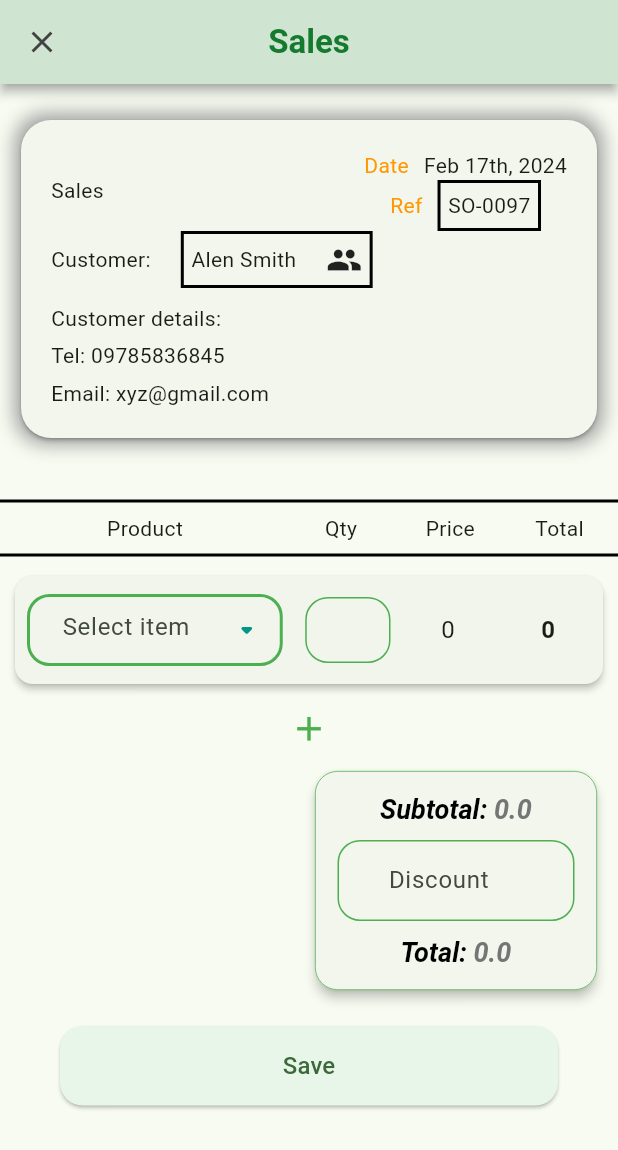
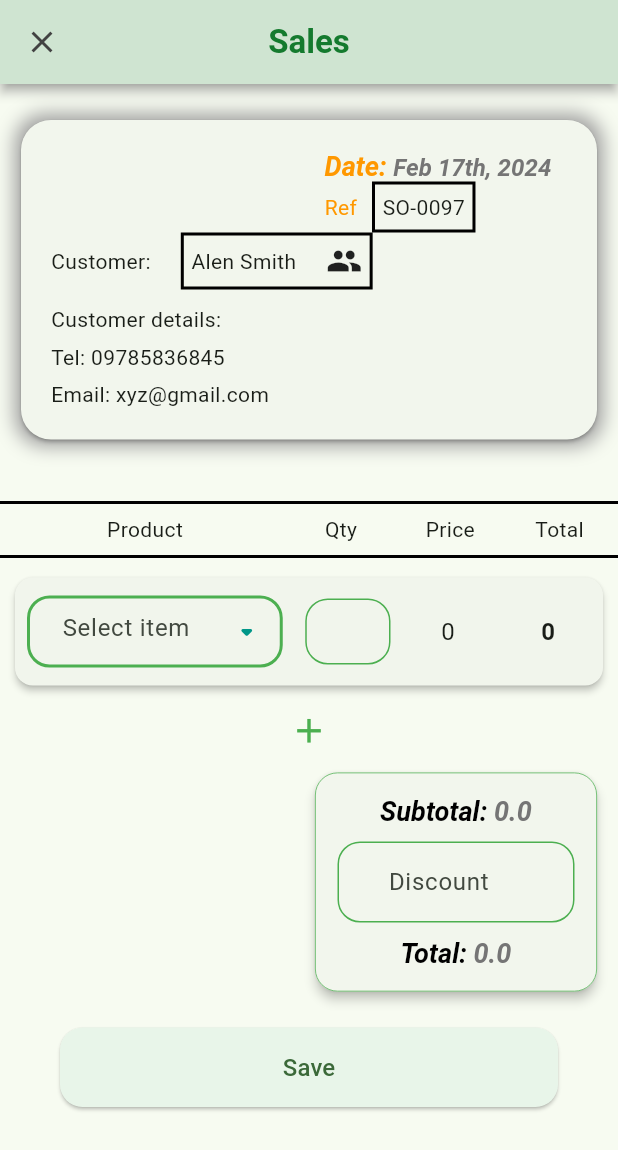
Before and after one commit to motidinsa/inventory, a Flutter app: the screen it shows after launch, after a tap on "Customer", on a phone screen of 412 x 824 dp. Shown: the top 1150 px of the screen. Run offline on Flutter 3.47's test engine with Material 3 defaults, Android fonts, the phone set to English and light mode, and no system bars; drawn by our look-alikes of smooth_corner; our stand-ins replace device_preview, figma_squircle, font_awesome_flutter, get, hive, hive_flutter and 2 more; accounts and stored records are empty; generated files the repository leaves out were written again.

Commit message:
sales product select error fixed

```diff
--- /dev/null
+++ b/lib/core/model/page_name_enum.dart
@@ -0,0 +1,3 @@
+enum PageName{
+addProduct,sales,purchase
+}
--- a/lib/core/ui/product/product_profile_info.dart
+++ b/lib/core/ui/product/product_profile_info.dart
@@ -3,8 +3,13 @@ import 'package:smooth_corner/smooth_corner.dart';
 
 import 'package:my_inventory/core/constants/widget_constants.dart';
 
+import '../../model/page_name_enum.dart';
+import '../../styles/styles.dart';
+
 class ProductProfileInfo extends StatelessWidget {
-  const ProductProfileInfo({super.key});
+  final PageName page;
+
+  const ProductProfileInfo({super.key, required this.page});
 
   @override
   Widget build(BuildContext context) {
@@ -15,23 +20,48 @@ class ProductProfileInfo extends StatelessWidget {
           padding: const EdgeInsets.symmetric(horizontal: 0),
           child: Row(
             children: [
-              const Text('Sales'),
+              Spacer(),
               Expanded(
                 child: Align(
-                  alignment: Alignment.centerRight,
+                  // alignment: Alignment.centerRight,
                   child: Column(
+                    crossAxisAlignment: CrossAxisAlignment.start,
                     children: [
-                      Row(
-                        mainAxisSize: MainAxisSize.min,
-                        children: [
-                          const Text(
-                            'Date',
-                            style: TextStyle(color: Colors.orange),
+                      RichText(
+                        text: TextSpan(
+                          text: 'Date: ',
+                          style: TextStyle(
+                            fontWeight: bold(),
+                            fontSize: 18,
+                            color: Colors.orange,
+                            fontStyle: FontStyle.italic,
                           ),
-                          sizedBox(width: 10),
-                          const Text('Feb 17th, 2024')
-                        ],
-                      ),
+                          // style: DefaultTextStyle.of(context).style,
+                          children: <TextSpan>[
+                            TextSpan(
+                              text: 'Feb 17th, 2024',
+                              style: TextStyle(
+                                color: Colors.grey.shade600,
+                                fontSize: 16,
+                              ),
+                            ),
+                            // TextSpan(text: ' world!'),
+                          ],
+                        ),
+                      )
+                      // Row(
+                      //   mainAxisSize: MainAxisSize.min,
+                      //
+                      //   children: [
+                      //     const Text(
+                      //       'Date',
+                      //       style: TextStyle(color: Colors.orange),
+                      //     ),
+                      //     sizedBox(width: 10),
+                      //     const Text('Feb 17th, 2024',)
+                      //   ],
+                      // ),
+                      ,
                       Row(
                         mainAxisSize: MainAxisSize.min,
                         children: [
--- a/lib/main.dart
+++ b/lib/main.dart
@@ -1,4 +1,5 @@
 // import 'package:appwrite/appwrite.dart';
+import 'package:device_preview/device_preview.dart';
 import 'package:flutter/material.dart';
 import 'package:get/get.dart';
 import 'package:isar/isar.dart';
@@ -57,6 +58,8 @@ class MyApp extends StatelessWidget {
   const MyApp({super.key});
   @override
   Widget build(BuildContext context) {
+    return DevicePreview(
+        builder: (context) {
         return GetMaterialApp(
           title: appNameN(),
           debugShowCheckedModeBanner: false,
@@ -71,4 +74,6 @@ class MyApp extends StatelessWidget {
           ),
         );
       }
+    );
   }
+}
--- a/lib/purchase/ui/purchase.dart
+++ b/lib/purchase/ui/purchase.dart
@@ -2,6 +2,7 @@ import 'package:flutter/material.dart';
 import 'package:get/get.dart';
 import 'package:my_inventory/core/constants/name_constants.dart';
 import 'package:my_inventory/core/constants/widget_constants.dart';
+import 'package:my_inventory/core/model/page_name_enum.dart';
 import 'package:my_inventory/core/ui/body_wrapper.dart';
 import 'package:my_inventory/core/ui/elevated_card.dart';
 import 'package:my_inventory/core/ui/product/product_item.dart';
@@ -30,7 +31,7 @@ class Purchase extends StatelessWidget {
               verticalMargin: 20,
               blurRadius: 10,
               horizontalPadding: 20,
-              child: ProductProfileInfo(),
+              child: ProductProfileInfo(page: PageName.purchase),
             ),
             sizedBox(height: 10),
             const Divider(
--- a/lib/sales/functions/sales_functions.dart
+++ b/lib/sales/functions/sales_functions.dart
@@ -51,7 +51,7 @@ onSalesSearchProductAlertDialogOptionSelect(
   salesController.salesModels[index].update((sales) {
     sales?.productName = productModel.name;
     sales?.productId = productModel.id;
-    sales?.price = NumberFormat("#,###.##").format(productModel.price);
+    sales?.price = productModel.price.toString();
     if (sales!.quantity.isNotEmpty && isNumeric(sales.quantity)) {
       sales.totalAmount = double.parse(sales.quantity) * productModel.price;
     }
--- a/lib/sales/ui/sales.dart
+++ b/lib/sales/ui/sales.dart
@@ -2,6 +2,7 @@ import 'package:flutter/material.dart';
 import 'package:get/get.dart';
 import 'package:my_inventory/core/constants/name_constants.dart';
 import 'package:my_inventory/core/constants/widget_constants.dart';
+import 'package:my_inventory/core/model/page_name_enum.dart';
 import 'package:my_inventory/core/ui/body_wrapper.dart';
 import 'package:my_inventory/core/ui/save_button.dart';
 import 'package:my_inventory/sales/controller/sales_controller.dart';
@@ -30,7 +31,7 @@ class Sales extends StatelessWidget {
               verticalMargin: 20,
               blurRadius: 10,
               horizontalPadding: 20,
-              child: ProductProfileInfo(),
+              child: ProductProfileInfo(page: PageName.sales,),
             ),
             sizedBox(height: 10),
             const Divider(
--- a/pubspec.yaml
+++ b/pubspec.yaml
@@ -47,8 +47,10 @@ dependencies:
   dropdown_button2: ^2.3.9
   hive: ^2.2.3
   hive_flutter: ^1.1.0
-  intl: ^0.19.0
+  intl: 0.18.1
   loader_overlay: ^4.0.0
+  image_picker: ^1.0.7
+  device_preview: ^1.1.0
 
 dev_dependencies:
   flutter_test:
```
Also changed, not shown: pubspec.lock. Lines whose indentation alone changed are shown as unchanged.
